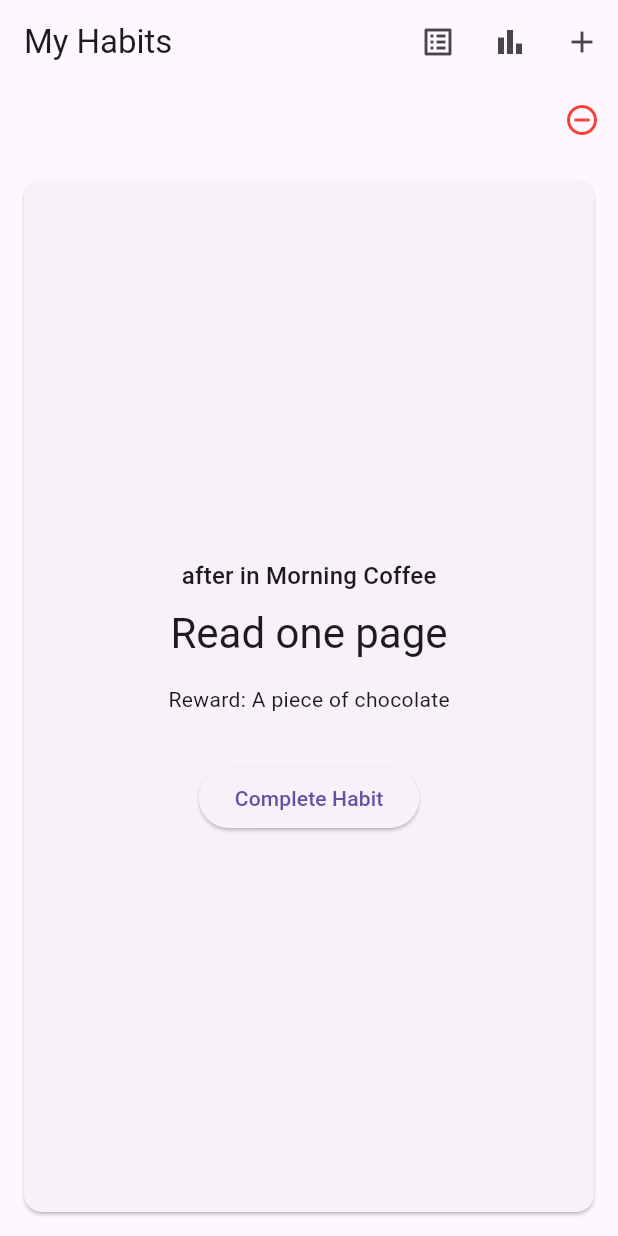
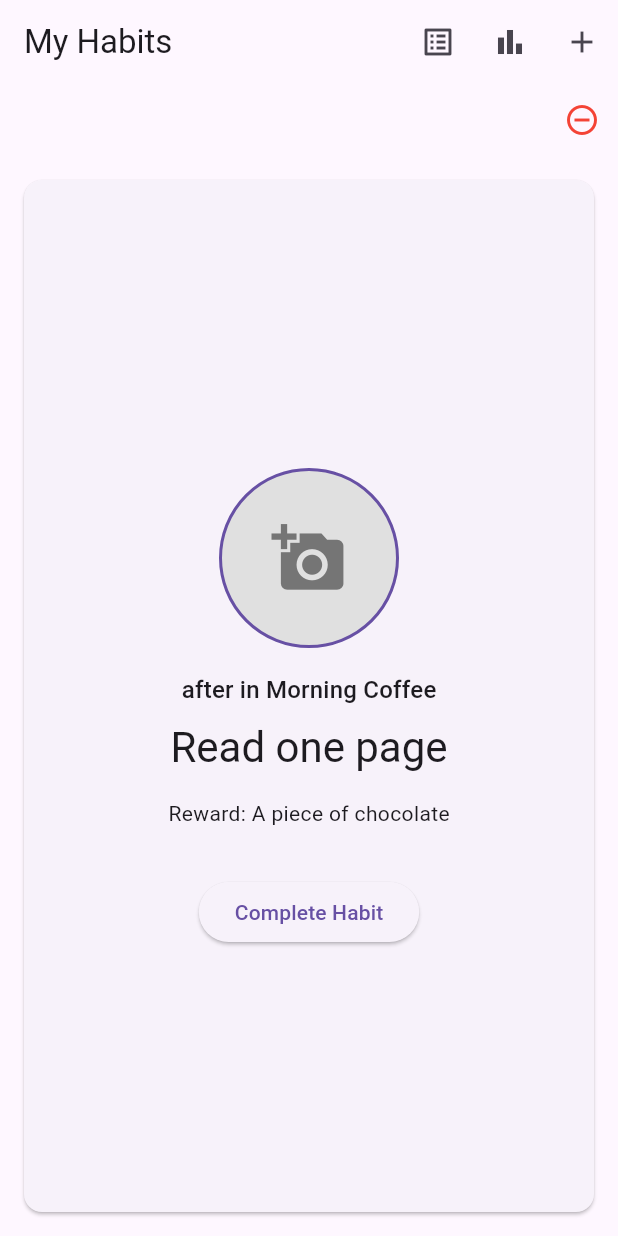
Before and after one commit to chgies/CircularHabits, a Flutter app: the screen it shows after launch, on a phone screen of 412 x 824 dp. Run offline on Flutter 3.47's test engine with Material 3 defaults, Android fonts, the phone set to English and light mode, and no system bars; our stand-ins replace equatable, flutter_bloc, get_it, go_router, image_picker, rxdart.

Commit message:
Add imagePath field to Habit model and image_picker dependency
Co-authored-by: chgies <132996159+chgies@users.noreply.github.com>

```diff
--- a/habit_stacker/lib/data/models/habit.dart
+++ b/habit_stacker/lib/data/models/habit.dart
@@ -10,6 +10,7 @@ class Habit {
     this.completionDates = const [],
     required this.stackingOrder,
     this.dailyRoutine,
+    this.imagePath,
   });
 
   final int id;
@@ -20,6 +21,7 @@ class Habit {
   final List<DateTime> completionDates;
   final String stackingOrder; // 'before' or 'after'
   final DailyRoutine? dailyRoutine;
+  final String? imagePath;
 
   bool get isCompletedToday {
     if (completionDates.isEmpty) {
@@ -41,6 +43,7 @@ class Habit {
     List<DateTime>? completionDates,
     String? stackingOrder,
     DailyRoutine? dailyRoutine,
+    String? imagePath,
   }) {
     return Habit(
       id: id ?? this.id,
@@ -51,6 +54,7 @@ class Habit {
       completionDates: completionDates ?? this.completionDates,
       stackingOrder: stackingOrder ?? this.stackingOrder,
       dailyRoutine: dailyRoutine ?? this.dailyRoutine,
+      imagePath: imagePath ?? this.imagePath,
     );
   }
 }
--- a/habit_stacker/lib/presentation/screens/habit_creation/cubit/habit_creation_cubit.dart
+++ b/habit_stacker/lib/presentation/screens/habit_creation/cubit/habit_creation_cubit.dart
@@ -28,6 +28,7 @@ class HabitCreationCubit extends Cubit<HabitCreationState> {
         isEditing: true,
         creationDate: habit.first.creationDate,
         completionDates: habit.first.completionDates,
+        imagePath: habit.first.imagePath,
       ));
     }
   }
@@ -72,6 +73,10 @@ class HabitCreationCubit extends Cubit<HabitCreationState> {
     emit(state.copyWith(selectedRoutine: routine));
   }
 
+  void imagePathChanged(String? imagePath) {
+    emit(state.copyWith(imagePath: imagePath));
+  }
+
   void saveHabit() {
     final habit = Habit(
       id: state.id ?? DateTime.now().millisecondsSinceEpoch,
@@ -82,6 +87,7 @@ class HabitCreationCubit extends Cubit<HabitCreationState> {
       completionDates: state.completionDates,
       stackingOrder: state.stackingOrder,
       dailyRoutine: state.selectedRoutine,
+      imagePath: state.imagePath,
     );
     databaseService.saveHabit(habit);
   }
--- a/habit_stacker/lib/presentation/screens/habit_creation/cubit/habit_creation_state.dart
+++ b/habit_stacker/lib/presentation/screens/habit_creation/cubit/habit_creation_state.dart
@@ -14,6 +14,7 @@ class HabitCreationState extends Equatable {
     this.isEditing = false,
     this.creationDate,
     this.completionDates = const [],
+    this.imagePath,
   });
 
   final int? id;
@@ -27,6 +28,7 @@ class HabitCreationState extends Equatable {
   final bool isEditing;
   final DateTime? creationDate;
   final List<DateTime> completionDates;
+  final String? imagePath;
 
   HabitCreationState copyWith({
     int? id,
@@ -40,6 +42,7 @@ class HabitCreationState extends Equatable {
     bool? isEditing,
     DateTime? creationDate,
     List<DateTime>? completionDates,
+    String? imagePath,
   }) {
     return HabitCreationState(
       id: id ?? this.id,
@@ -53,6 +56,7 @@ class HabitCreationState extends Equatable {
       isEditing: isEditing ?? this.isEditing,
       creationDate: creationDate ?? this.creationDate,
       completionDates: completionDates ?? this.completionDates,
+      imagePath: imagePath ?? this.imagePath,
     );
   }
 
@@ -69,5 +73,6 @@ class HabitCreationState extends Equatable {
         isEditing,
         creationDate,
         completionDates,
+        imagePath,
       ];
 }
--- a/habit_stacker/lib/presentation/screens/my_habits/bloc/habit_event.dart
+++ b/habit_stacker/lib/presentation/screens/my_habits/bloc/habit_event.dart
@@ -27,3 +27,13 @@ class HabitDeleted extends HabitEvent {
   @override
   List<Object> get props => [habitId];
 }
+
+class HabitImageUpdated extends HabitEvent {
+  const HabitImageUpdated(this.habit, this.imagePath);
+
+  final Habit habit;
+  final String? imagePath;
+
+  @override
+  List<Object> get props => [habit, imagePath ?? ''];
+}
--- a/habit_stacker/lib/presentation/screens/my_habits/my_habits_screen.dart
+++ b/habit_stacker/lib/presentation/screens/my_habits/my_habits_screen.dart
@@ -3,6 +3,7 @@ import 'package:flutter_bloc/flutter_bloc.dart';
 import 'package:go_router/go_router.dart';
 import '../../../core/di_container.dart' as di;
 import '../../../core/services/database_service.dart';
+import '../../widgets/habit_photo_picker.dart';
 import 'bloc/habit_bloc.dart';
 import 'bloc/habit_event.dart';
 import 'bloc/habit_state.dart';
@@ -141,6 +142,17 @@ class _HabitPageViewState extends State<HabitPageView> {
                   child: Column(
                     mainAxisAlignment: MainAxisAlignment.center,
                     children: [
+                      const SizedBox(height: 16),
+                      HabitPhotoPicker(
+                        key: Key('habitPhotoPicker_${habit.id}'),
+                        imagePath: habit.imagePath,
+                        onImageSelected: (imagePath) {
+                          context.read<HabitBloc>().add(
+                            HabitImageUpdated(habit, imagePath),
+                          );
+                        },
+                      ),
+                      const SizedBox(height: 16),
                       if (habit.dailyRoutine != null) ...[
                         Text(
                           '${habit.stackingOrder} in ${habit.dailyRoutine!.name}',
--- /dev/null
+++ b/habit_stacker/lib/presentation/widgets/habit_photo_picker.dart
@@ -0,0 +1,105 @@
+import 'dart:io';
+import 'package:flutter/material.dart';
+import 'package:image_picker/image_picker.dart';
+
+class HabitPhotoPicker extends StatelessWidget {
+  const HabitPhotoPicker({
+    super.key,
+    this.imagePath,
+    required this.onImageSelected,
+  });
+
+  final String? imagePath;
+  final Function(String?) onImageSelected;
+
+  Future<void> _showImageSourceDialog(BuildContext context) async {
+    final ImagePicker picker = ImagePicker();
+
+    await showDialog(
+      context: context,
+      builder: (BuildContext context) {
+        return AlertDialog(
+          title: const Text('Choose Image Source'),
+          content: Column(
+            mainAxisSize: MainAxisSize.min,
+            children: [
+              ListTile(
+                leading: const Icon(Icons.camera_alt),
+                title: const Text('Camera'),
+                onTap: () async {
+                  Navigator.of(context).pop();
+                  final XFile? photo = await picker.pickImage(
+                    source: ImageSource.camera,
+                  );
+                  if (photo != null) {
+                    onImageSelected(photo.path);
+                  }
+                },
+              ),
+              ListTile(
+                leading: const Icon(Icons.photo_library),
+                title: const Text('Gallery'),
+                onTap: () async {
+                  Navigator.of(context).pop();
+                  final XFile? photo = await picker.pickImage(
+                    source: ImageSource.gallery,
+                  );
+                  if (photo != null) {
+                    onImageSelected(photo.path);
+                  }
+                },
+              ),
+              if (imagePath != null)
+                ListTile(
+                  leading: const Icon(Icons.delete, color: Colors.red),
+                  title: const Text('Remove Photo'),
+                  onTap: () {
+                    Navigator.of(context).pop();
+                    onImageSelected(null);
+                  },
+                ),
+            ],
+          ),
+        );
+      },
+    );
+  }
+
+  @override
+  Widget build(BuildContext context) {
+    return GestureDetector(
+      onTap: () => _showImageSourceDialog(context),
+      child: Container(
+        width: 120,
+        height: 120,
+        decoration: BoxDecoration(
+          shape: BoxShape.circle,
+          color: Colors.grey[300],
+          border: Border.all(
+            color: Theme.of(context).primaryColor,
+            width: 2,
+          ),
+        ),
+        child: ClipOval(
+          child: imagePath != null
+              ? Image.file(
+                  File(imagePath!),
+                  fit: BoxFit.cover,
+                  errorBuilder: (context, error, stackTrace) {
+                    return _buildPlaceholder();
+                  },
+                )
+              : _buildPlaceholder(),
+        ),
+      ),
+    );
+  }
+
+  Widget _buildPlaceholder() {
+    return Icon(
+      Icons.add_a_photo,
+      size: 50,
+      color: Colors.grey[600],
+    );
+  }
+}
--- a/habit_stacker/pubspec.yaml
+++ b/habit_stacker/pubspec.yaml
@@ -19,6 +19,7 @@ dependencies:
   cupertino_icons: ^1.0.8
   path_provider: ^2.0.11
   rxdart: ^0.27.7
+  image_picker: ^1.0.4
 
 dev_dependencies:
   flutter_test:
```
Also changed, not shown: habit_stacker/lib/presentation/screens/my_habits/bloc/habit_bloc.dart (+15 -0 lines).
